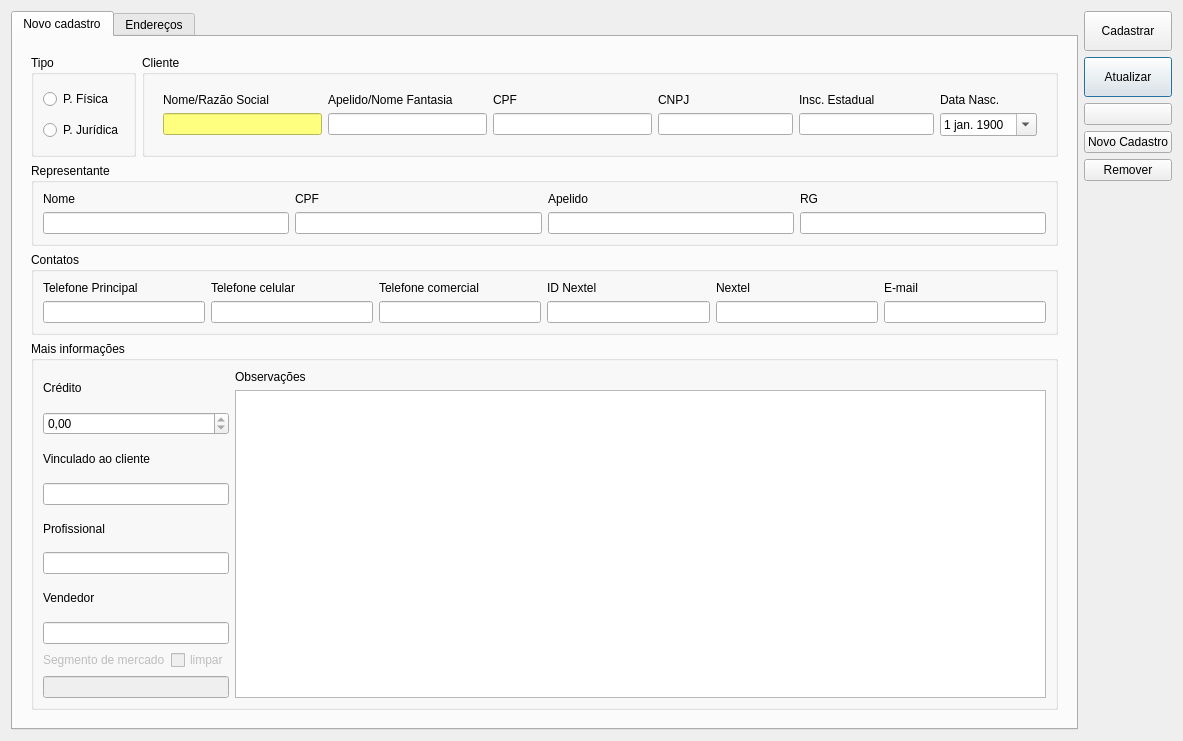
lellisls/ERP-STACCATO, file ui/cadastrocliente.ui: the form before one commit.
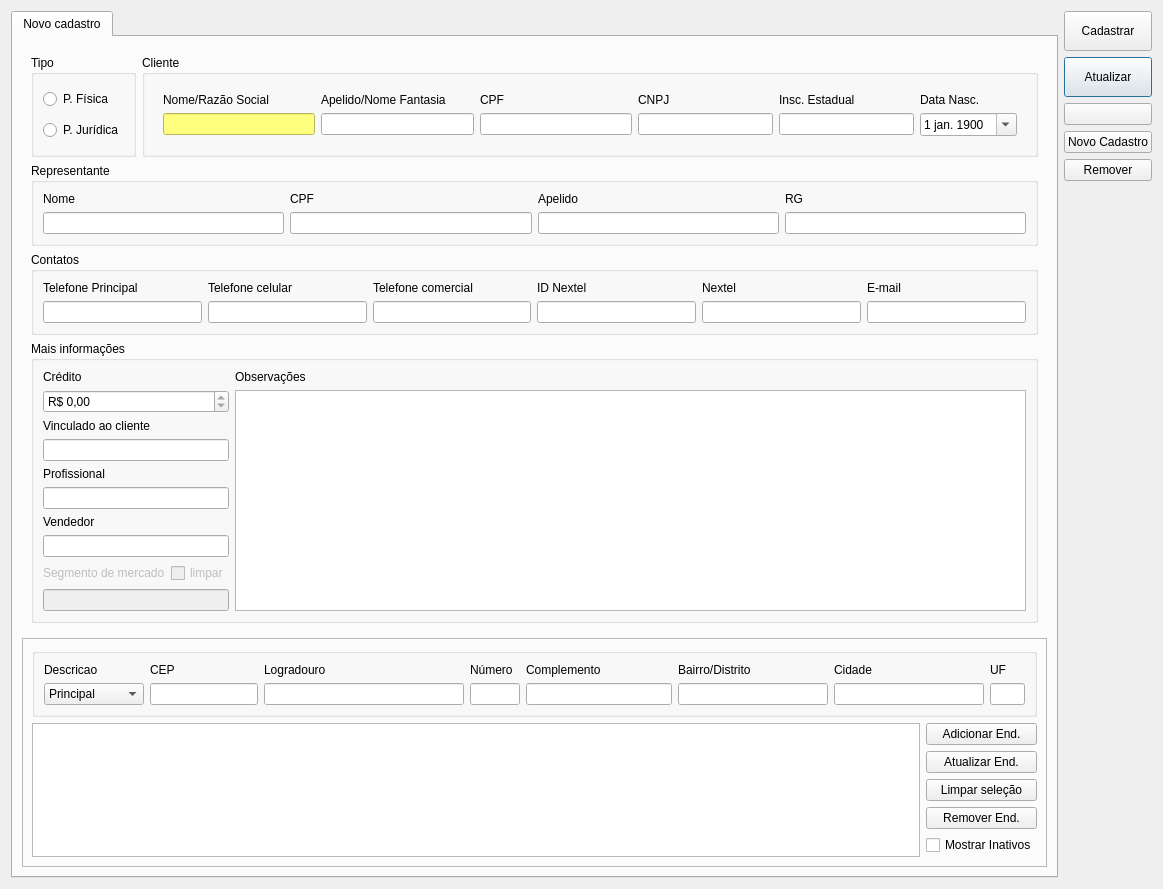
The form after the commit. Icons and pictures are not drawn. Custom widgets are drawn as their Qt base class.

```diff
--- a/ui/cadastrocliente.ui
+++ b/ui/cadastrocliente.ui
@@ -9,8 +9,8 @@
    <rect>
     <x>0</x>
     <y>0</y>
-    <width>1183</width>
-    <height>741</height>
+    <width>1163</width>
+    <height>865</height>
    </rect>
   </property>
   <property name="windowTitle">
@@ -100,8 +100,8 @@
       <attribute name="title">
        <string>Novo cadastro</string>
       </attribute>
-      <layout class="QGridLayout" name="gridLayout_6">
-       <item row="1" column="0">
+      <layout class="QGridLayout" name="gridLayout_3">
+       <item row="0" column="0">
         <widget class="QFrame" name="frame">
          <layout class="QGridLayout" name="gridLayout_15">
           <item row="1" column="0" colspan="4">
@@ -611,6 +611,9 @@
                    <property name="readOnly">
                     <bool>true</bool>
                    </property>
+                   <property name="prefix">
+                    <string>R$ </string>
+                   </property>
                    <property name="maximum">
                     <double>99999.990000000005239</double>
                    </property>
@@ -675,14 +678,7 @@
          </layout>
         </widget>
        </item>
-      </layout>
-     </widget>
-     <widget class="QWidget" name="tab_2">
-      <attribute name="title">
-       <string>Endereços</string>
-      </attribute>
-      <layout class="QGridLayout" name="gridLayout_23">
-       <item row="0" column="0">
+       <item row="1" column="0">
         <widget class="QFrame" name="frame_2">
          <property name="frameShape">
           <enum>QFrame::StyledPanel</enum>
@@ -1006,11 +1002,6 @@
    <extends>QTableView</extends>
    <header>src/tableview.h</header>
   </customwidget>
-  <customwidget>
-   <class>ItemBox</class>
-   <extends>QLineEdit</extends>
-   <header>src/itembox.h</header>
-  </customwidget>
   <customwidget>
    <class>LineEditCEP</class>
    <extends>QLineEdit</extends>
@@ -1021,6 +1012,11 @@
    <extends>QLineEdit</extends>
    <header>src/lineedittel.h</header>
   </customwidget>
+  <customwidget>
+   <class>ItemBox</class>
+   <extends>QLineEdit</extends>
+   <header>src/itembox.h</header>
+  </customwidget>
  </customwidgets>
  <tabstops>
   <tabstop>radioButtonPF</tabstop>
```
Left out of the diff: 14 changed lines with no effect on the pictures.
